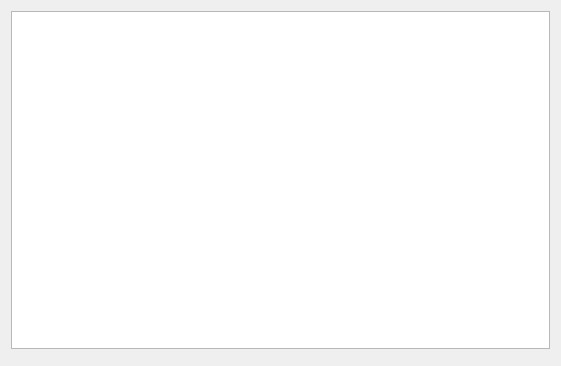
The window that mainwindow.ui (mdnight/yamp) describes before a commit, drawn with Qt 5.
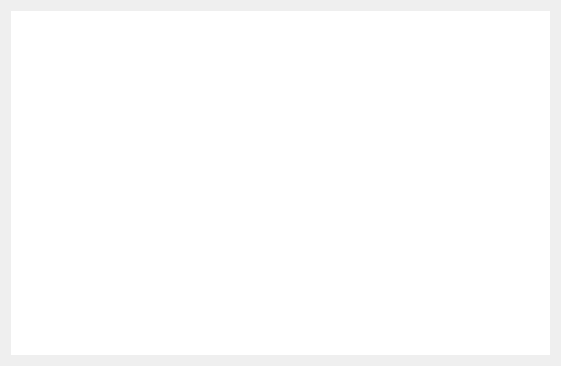
The same window after the commit.

```diff
--- a/mainwindow.ui
+++ b/mainwindow.ui
@@ -19,7 +19,7 @@
      <layout class="QHBoxLayout" name="topLayout"/>
     </item>
     <item>
-     <widget class="QListWidget" name="listWidget"/>
+     <layout class="QGridLayout" name="gridLayout"/>
     </item>
     <item>
      <widget class="QWidget" name="widget" native="true">
```
